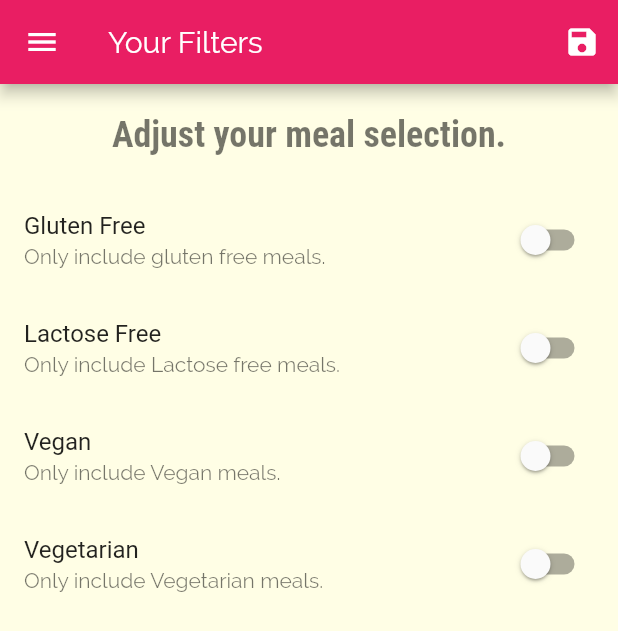
After one commit to Brijesh-Saw/menu, a Flutter app: the FiltersScreen screen opened by its route, on a phone screen of 412 x 824 dp. The commit adds this screen. Shown: the top 631 px of the screen. Run offline on Flutter 3.47's test engine with Material 2 defaults, Android fonts, the phone set to English and light mode, and no system bars.

Commit message:
final commit

```diff
--- a/lib/main.dart
+++ b/lib/main.dart
@@ -1,4 +1,7 @@
 import 'package:flutter/material.dart';
+import './dummy_data.dart';
+import './models/meal.dart';
+import './screens/filters_screen.dart';
 import './screens/meal_detail_screen.dart';
 import './screens/tabs_screen.dart';
 import './screens/categories_Screen.dart';
@@ -8,7 +11,61 @@ void main() {
   runApp(MyApp());
 }
 
-class MyApp extends StatelessWidget {
+class MyApp extends StatefulWidget {
+  @override
+  _MyAppState createState() => _MyAppState();
+}
+
+class _MyAppState extends State<MyApp> {
+  Map<String, bool> _filters = {
+    'gluten': false,
+    'lactose': false,
+    'vegan': false,
+    'vegetarian': false,
+  };
+
+  List<Meal> _availableMeals = DUMMY_MEALS;
+  List<Meal> _favoriteMeals = [];
+
+  void _setFilters(Map<String, bool> filterData) {
+    setState(() {
+      _filters = filterData;
+      _availableMeals = DUMMY_MEALS.where((meal) {
+        if (_filters['gluten'] && !meal.isGlutenFree) {
+          return false;
+        }
+        if (_filters['lactose'] && !meal.isLactoseFree) {
+          return false;
+        }
+        if (_filters['vegan'] && !meal.isVegan) {
+          return false;
+        }
+        if (_filters['vegetarian'] && !meal.isVegetarian) {
+          return false;
+        }
+        return true;
+      }).toList();
+    });
+  }
+
+  void _toggleFavorite(String mealId) {
+    final existingIndex =
+        _favoriteMeals.indexWhere((meal) => meal.id == mealId);
+    if (existingIndex >= 0) {
+      setState(() {
+        _favoriteMeals.removeAt(existingIndex);
+      });
+    } else {
+      setState(() {
+        _favoriteMeals.add(DUMMY_MEALS.firstWhere((meal) => meal.id == mealId));
+      });
+    }
+  }
+
+  bool _isMealFavorite(String id) {
+    return _favoriteMeals.any((meal) => meal.id == id);
+  }
+
   @override
   Widget build(BuildContext context) {
     return MaterialApp(
@@ -37,9 +94,12 @@ class MyApp extends StatelessWidget {
       // home: CategoriesScreen(),
       initialRoute: '/', //default is '/'
       routes: {
-        '/': (ctx) => TabsScreen(),
-        CategoryMealsScreen.routeName: (ctx) => CategoryMealsScreen(),
-        MealDetailScreen.routeName: (ctx) => MealDetailScreen(),
+        '/': (ctx) => TabsScreen(_favoriteMeals),
+        CategoryMealsScreen.routeName: (ctx) =>
+            CategoryMealsScreen(_availableMeals),
+        MealDetailScreen.routeName: (ctx) =>
+            MealDetailScreen(_toggleFavorite, _isMealFavorite),
+        FiltersScreen.routeName: (ctx) => FiltersScreen(_filters, _setFilters),
       },
       // onGenerateRoute: (settings) {
       //   print(settings.arguments);
--- /dev/null
+++ b/lib/screens/filters_screen.dart
@@ -0,0 +1,123 @@
+import 'package:flutter/material.dart';
+import 'package:menu/widgets/main_drawer.dart';
+
+class FiltersScreen extends StatefulWidget {
+  static const routeName = "/filtes";
+
+  final Function saveFilters;
+  final Map<String, bool> currentFilters;
+
+  FiltersScreen(this.currentFilters, this.saveFilters);
+
+  @override
+  _FiltersScreenState createState() => _FiltersScreenState();
+}
+
+class _FiltersScreenState extends State<FiltersScreen> {
+  bool _glutenFree = false;
+  bool _vegan = true;
+  bool _vegetarian = true;
+  bool _lactoseFree = true;
+
+  @override
+  initState() {
+    _glutenFree = widget.currentFilters['gluten'];
+    _lactoseFree = widget.currentFilters['lactose'];
+    _vegan = widget.currentFilters['vegan'];
+    _vegetarian = widget.currentFilters['vegetarian'];
+    super.initState();
+  }
+
+  Widget _buildSwitchListTile(
+    String title,
+    String description,
+    bool currentValue,
+    Function updateValue,
+  ) {
+    return SwitchListTile(
+      title: Text(title),
+      value: currentValue,
+      subtitle: Text(description),
+      onChanged: updateValue,
+    );
+  }
+
+  @override
+  Widget build(BuildContext context) {
+    return Scaffold(
+        appBar: AppBar(
+          title: Text('Your Filters'),
+          actions: [
+            IconButton(
+                icon: Icon(Icons.save),
+                onPressed: () {
+                  final selectedFilters = {
+                    'gluten': _glutenFree,
+                    'lactose': _lactoseFree,
+                    'vegan': _vegan,
+                    'vegetarian': _vegetarian,
+                  };
+                  widget.saveFilters(selectedFilters);
+                })
+          ],
+        ),
+        drawer: MainDrawer(),
+        body: Column(
+          children: <Widget>[
+            Container(
+              padding: EdgeInsets.all(20),
+              child: Text(
+                "Adjust your meal selection.",
+                style: Theme.of(context).textTheme.headline1,
+              ),
+            ),
+            Expanded(
+              child: ListView(
+                children: <Widget>[
+                  _buildSwitchListTile(
+                    "Gluten Free",
+                    "Only include gluten free meals.",
+                    _glutenFree,
+                    (newValue) {
+                      setState(() {
+                        _glutenFree = newValue;
+                      });
+                    },
+                  ),
+                  _buildSwitchListTile(
+                    "Lactose Free",
+                    "Only include Lactose free meals.",
+                    _lactoseFree,
+                    (newValue) {
+                      setState(() {
+                        _lactoseFree = newValue;
+                      });
+                    },
+                  ),
+                  _buildSwitchListTile(
+                    "Vegan",
+                    "Only include Vegan meals.",
+                    _vegan,
+                    (newValue) {
+                      setState(() {
+                        _vegan = newValue;
+                      });
+                    },
+                  ),
+                  _buildSwitchListTile(
+                    "Vegetarian",
+                    "Only include Vegetarian meals.",
+                    _vegetarian,
+                    (newValue) {
+                      setState(() {
+                        _vegetarian = newValue;
+                      });
+                    },
+                  ),
+                ],
+              ),
+            ),
+          ],
+        ));
+  }
+}
```
Also changed, not shown: lib/screens/category_meals_screen.dart (+49 -18 lines), lib/screens/favorites_screen.dart (+25 -3 lines), lib/screens/meal_detail_screen.dart (+13 -0 lines), lib/screens/tabs_screen.dart (+18 -4 lines), lib/widgets/main_drawer.dart (+13 -6 lines), lib/widgets/meal_item.dart (+10 -2 lines).
